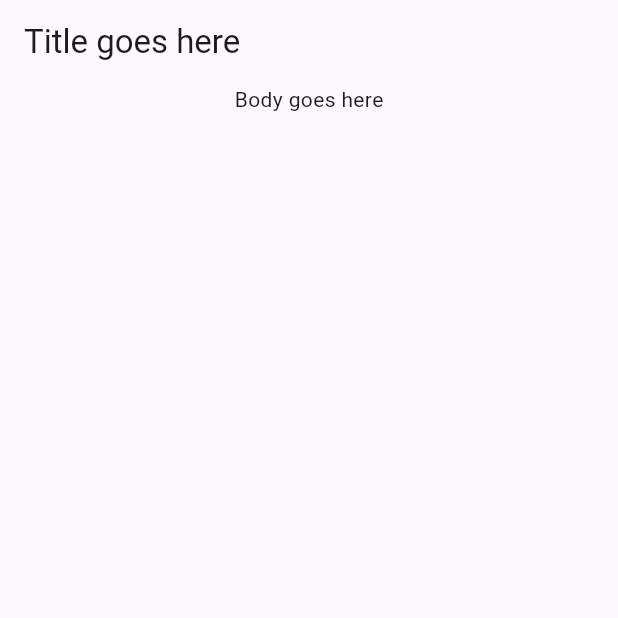
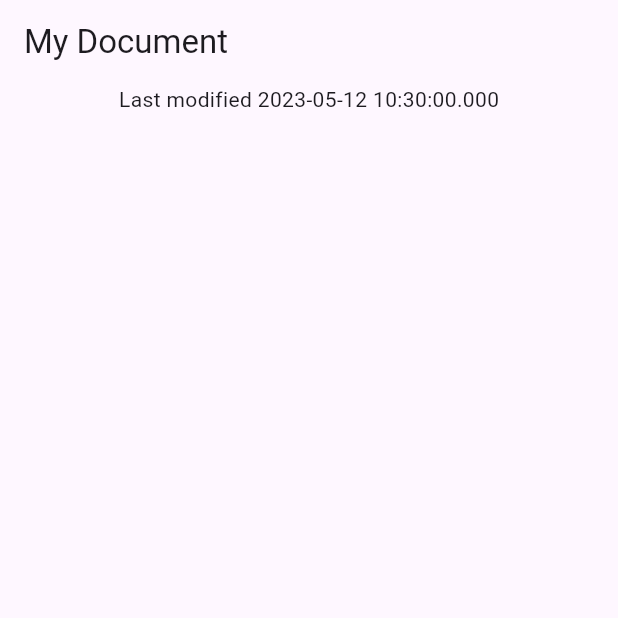
Before and after one commit to zddarova/dart_patterns_codelab, a Flutter app: the screen it shows after launch, on a phone screen of 412 x 824 dp, the top half of it. Run offline on Flutter 3.47's test engine with Material 2 defaults, Android fonts, the phone set to English and light mode, and no system bars.

Commit message:
completed step 5

```diff
--- a/lib/data.dart
+++ b/lib/data.dart
@@ -3,6 +3,13 @@ import 'dart:convert';
 class Document {
   final Map<String, Object?> _json;
   Document() : _json = jsonDecode(documentJson);
+
+  (String, {DateTime modified}) getMetadata() {
+    var title = "My Document";
+    var now = DateTime.now();
+
+    return (title, modified: now);
+  }
 }
 
 const documentJson = '''
--- a/lib/main.dart
+++ b/lib/main.dart
@@ -30,14 +30,18 @@ class DocumentScreen extends StatelessWidget {
 
   @override
   Widget build(BuildContext context) {
+    var metadataRecord = document.getMetadata();
+
     return Scaffold(
       appBar: AppBar(
-        title: const Text('Title goes here'),
+        title: Text(metadataRecord.$1),
       ),
       body: Column(
         children: [
           Center(
-            child: Text('Body goes here'),
+            child: Text(
+              'Last modified ${metadataRecord.modified}',
+            ),
           ),
         ],
       ),
```
